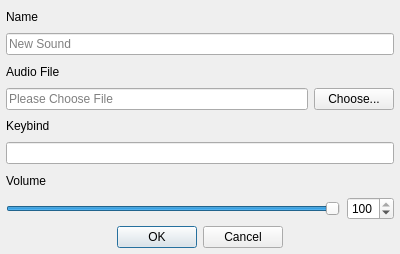
Qt form dialogsound.ui (defaultsamson/Soundboard) before a commit.
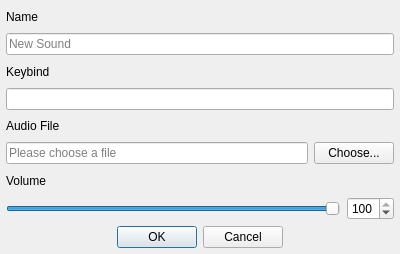
The same form after that commit. Custom widgets are drawn as their Qt base class.

Diff of the .ui file:
```diff
--- a/dialogsound.ui
+++ b/dialogsound.ui
@@ -49,45 +49,6 @@
      </property>
     </widget>
    </item>
-   <item>
-    <widget class="QLabel" name="labelFile">
-     <property name="text">
-      <string>Audio File</string>
-     </property>
-    </widget>
-   </item>
-   <item>
-    <widget class="QWidget" name="widget" native="true">
-     <layout class="QHBoxLayout" name="horizontalLayout_2">
-      <property name="leftMargin">
-       <number>0</number>
-      </property>
-      <property name="topMargin">
-       <number>0</number>
-      </property>
-      <property name="rightMargin">
-       <number>0</number>
-      </property>
-      <property name="bottomMargin">
-       <number>0</number>
-      </property>
-      <item>
-       <widget class="QLineEdit" name="lineEditFile">
-        <property name="placeholderText">
-         <string>Please Choose File</string>
-        </property>
-       </widget>
-      </item>
-      <item>
-       <widget class="QPushButton" name="pushButtonFile">
-        <property name="text">
-         <string>Choose...</string>
-        </property>
-       </widget>
-      </item>
-     </layout>
-    </widget>
-   </item>
    <item>
     <widget class="QLabel" name="labelKeybind">
      <property name="text">
@@ -111,6 +72,48 @@
      </property>
     </widget>
    </item>
+   <item>
+    <widget class="QLabel" name="labelFile">
+     <property name="text">
+      <string>Audio File</string>
+     </property>
+    </widget>
+   </item>
+   <item>
+    <widget class="QWidget" name="widget" native="true">
+     <layout class="QHBoxLayout" name="horizontalLayout_2">
+      <property name="leftMargin">
+       <number>0</number>
+      </property>
+      <property name="topMargin">
+       <number>0</number>
+      </property>
+      <property name="rightMargin">
+       <number>0</number>
+      </property>
+      <property name="bottomMargin">
+       <number>0</number>
+      </property>
+      <item>
+       <widget class="QLineEdit" name="lineEditFile">
+        <property name="placeholderText">
+         <string>Please choose a file</string>
+        </property>
+        <property name="clearButtonEnabled">
+         <bool>true</bool>
+        </property>
+       </widget>
+      </item>
+      <item>
+       <widget class="QPushButton" name="pushButtonFile">
+        <property name="text">
+         <string>Choose...</string>
+        </property>
+       </widget>
+      </item>
+     </layout>
+    </widget>
+   </item>
    <item>
     <widget class="QLabel" name="label">
      <property name="text">
```
Left out of the diff: 4 changed lines with no effect on the pictures.
